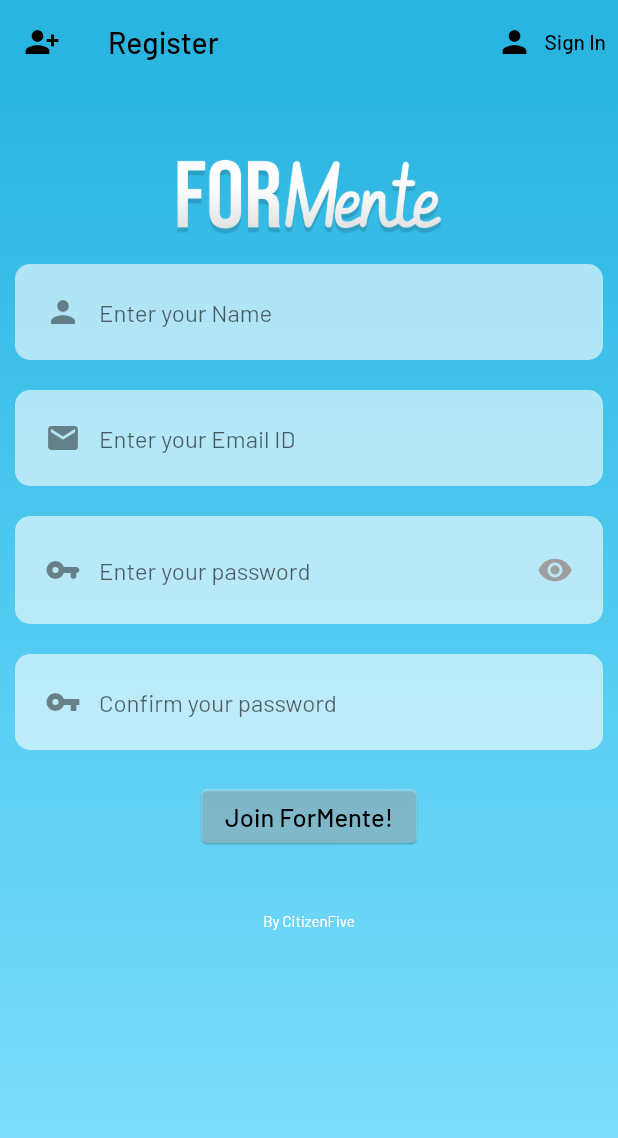
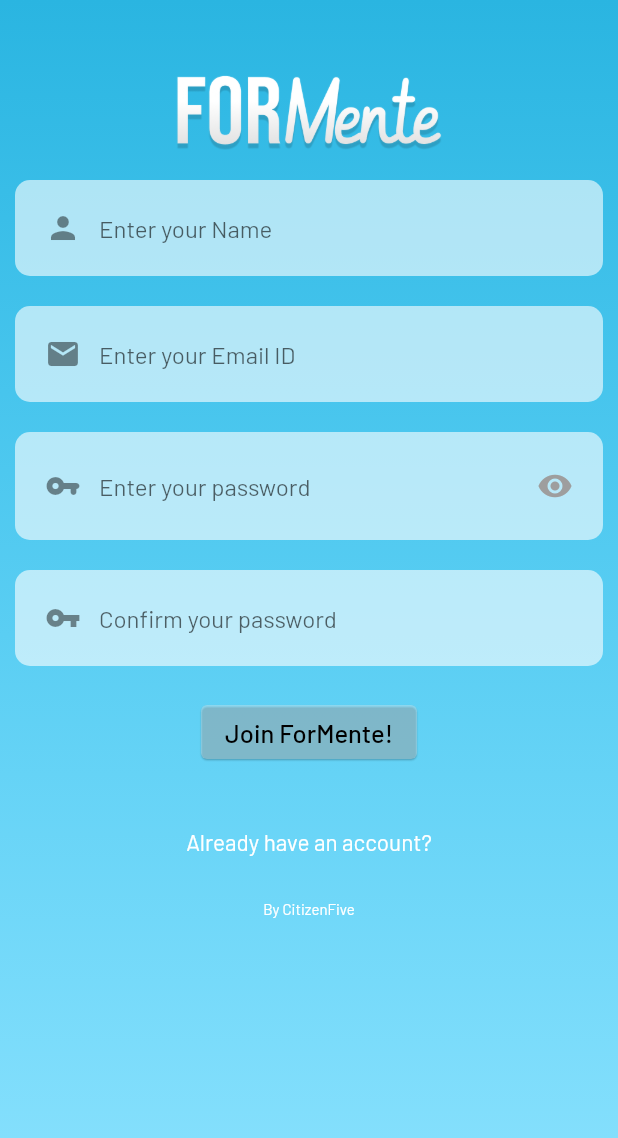
Before and after one commit to Naman-Priyadarshi/ForMente, a Flutter app: the screen it shows after launch, after a tap on the "arrow forward" icon, after a tap on "Create an account", on a phone screen of 412 x 824 dp. Shown: the top 1138 px of the screen. Run offline on Flutter 3.47's test engine with Material 2 defaults, Android fonts, the phone set to English and light mode, and no system bars; our stand-ins replace cloud_firestore, date_format, firebase_auth, firebase_core, flutter_datetime_picker, flutter_swiper and 1 more; accounts and stored records are empty; statements that could not run were skipped.

Commit message:
Minor Frontend changes

```diff
--- a/formente/lib/Screens/Authenticate/register.dart
+++ b/formente/lib/Screens/Authenticate/register.dart
@@ -45,36 +45,6 @@ class _RegisterState extends State<Register> {
     );
 
     return Scaffold(
-        appBar: AppBar(
-          title: const Text(
-            "Register",
-            style: TextStyle(
-              color: Colors.black,
-            ),
-          ),
-          backgroundColor: const Color(0xff2AB5E1),
-          elevation: 0,
-          leading: const Icon(Icons.person_add_alt_1,color: Colors.black,),
-          actions: [
-            TextButton.icon(
-                style: TextButton.styleFrom(
-                  primary: Colors.black,
-                ),
-                onPressed: () {
-                  widget.Toggle();
-                },
-                icon: const Icon(
-                  Icons.person,
-                  color: Colors.black,
-                ),
-                label: const Text(
-                  'Sign In',
-                  style: TextStyle(
-                    color: Colors.black,
-                  ),
-                ))
-          ],
-        ),
         body:Scaffold(
           backgroundColor: Colors.white,
           body: SingleChildScrollView(
@@ -256,6 +226,19 @@ class _RegisterState extends State<Register> {
 
                       ),
                       const SizedBox(height: 40,),
+                      GestureDetector(
+                        onTap:() {
+                          widget.Toggle();
+                          },
+                        child: const Text(
+                          "Already have an account?",
+                          style: TextStyle(
+                            color: Colors.white,
+                            fontSize: 15
+                          ),
+                        ),
+                      ),
+                      SizedBox(height: 30,),
                       const Text(
                         "By CitizenFive",
                         style: TextStyle(
```
Also changed, not shown: formente/lib/Screens/Home/add_diary_entry.dart (+6 -3 lines), formente/lib/Screens/Home/dashboard.dart (+1 -15 lines), formente/lib/Screens/Home/drawer.dart (+12 -0 lines).
